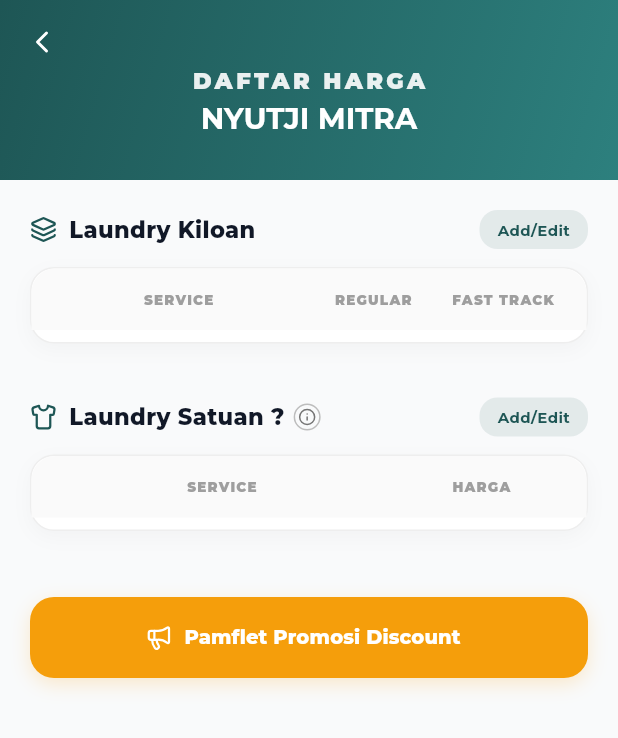
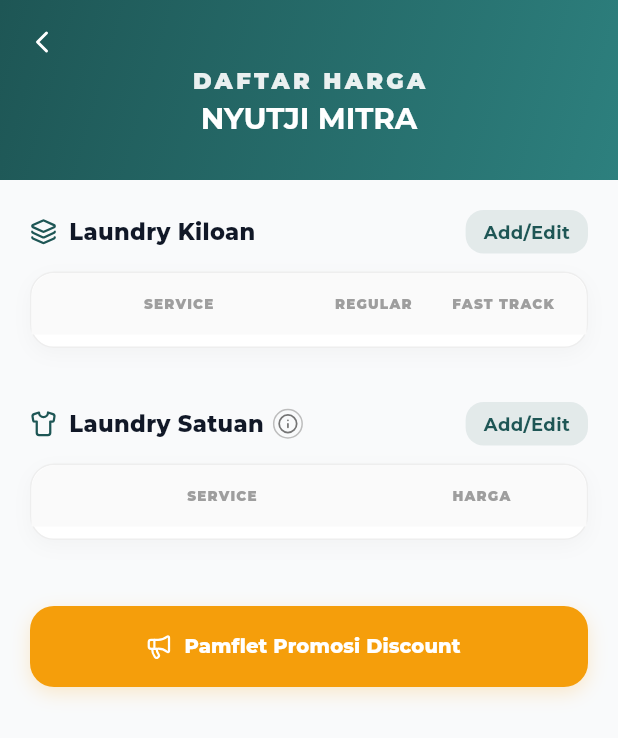
Before and after one commit to nyutjimanagement-source/nyutji-frontend, a Flutter app: the MitraPricingScreen screen opened directly, on a phone screen of 412 x 824 dp. Shown: the top 738 px of the screen. Run offline on Flutter 3.47's test engine with Material 3 defaults, Android fonts, the phone set to English and light mode, and no system bars; our stand-ins replace cached_network_image, dio, flutter_image_compress, flutter_map, geolocator, google_fonts and 4 more; accounts and stored records are empty; network calls fail; project files that could hold a hidden picture were left out.

Commit message:
style: refine tooltip icon and increase button font sizes to 12px

```diff
--- a/lib/features/mitra_ml/screens/mitra_pricing_screen.dart
+++ b/lib/features/mitra_ml/screens/mitra_pricing_screen.dart
@@ -375,7 +375,7 @@
                           _buildPageIndicator(_kiloanPage, (kiloanData.length / (_isEditingKiloan ? 4 : 5)).ceil()),
                           const SizedBox(height: 24),
 
-                          _buildSectionHeader("Laundry Satuan ?", LucideIcons.shirt, hasSearch: true, isEditing: _isEditingSatuan,
+                          _buildSectionHeader("Laundry Satuan", LucideIcons.shirt, hasSearch: true, isEditing: _isEditingSatuan,
                             onEdit: () {
                               setState(() => _isEditingSatuan = true);
                             },
@@ -474,7 +474,7 @@
             Icon(icon, size: 18, color: primaryTeal),
             const SizedBox(width: 8),
             Text(title, style: GoogleFonts.montserrat(fontSize: 15, fontWeight: FontWeight.w800, color: darkBg)),
-            if (title == "Laundry Satuan ?") ...[
+            if (title == "Laundry Satuan") ...[
               const SizedBox(width: 6),
               Tooltip(
                 message: "Untuk jenis Laundry per Meter atau per M2, bisa ditulis untuk Jenis Service. Contoh: Gordyn per Meter",
@@ -487,7 +487,7 @@
                 child: Container(
                   padding: const EdgeInsets.all(2),
                   decoration: BoxDecoration(shape: BoxShape.circle, border: Border.all(color: Colors.grey[400]!)),
-                  child: Icon(LucideIcons.info, size: 12, color: Colors.grey[600]),
+                  child: Icon(LucideIcons.info, size: 14, color: Colors.grey[600]),
                 ),
               )
             ]
@@ -505,7 +505,7 @@
                           color: Colors.red.withValues(alpha: 0.1),
                           borderRadius: BorderRadius.circular(12),
                         ),
-                        child: Text("Cancel", style: GoogleFonts.montserrat(fontSize: 10, fontWeight: FontWeight.bold, color: Colors.red)),
+                        child: Text("Cancel", style: GoogleFonts.montserrat(fontSize: 12, fontWeight: FontWeight.bold, color: Colors.red)),
                       ),
                     ),
                     const SizedBox(width: 8),
@@ -517,7 +517,7 @@
                           color: primaryTeal.withValues(alpha: 0.1),
                           borderRadius: BorderRadius.circular(12),
                         ),
-                        child: Text("Save", style: GoogleFonts.montserrat(fontSize: 10, fontWeight: FontWeight.bold, color: primaryTeal)),
+                        child: Text("Save", style: GoogleFonts.montserrat(fontSize: 12, fontWeight: FontWeight.bold, color: primaryTeal)),
                       ),
                     ),
                   ],
@@ -530,7 +530,7 @@
                       color: primaryTeal.withValues(alpha: 0.1),
                       borderRadius: BorderRadius.circular(12),
                     ),
-                    child: Text("Add/Edit", style: GoogleFonts.montserrat(fontSize: 10, fontWeight: FontWeight.bold, color: primaryTeal)),
+                    child: Text("Add/Edit", style: GoogleFonts.montserrat(fontSize: 12, fontWeight: FontWeight.bold, color: primaryTeal)),
                   ),
                 ),
       ],
```
